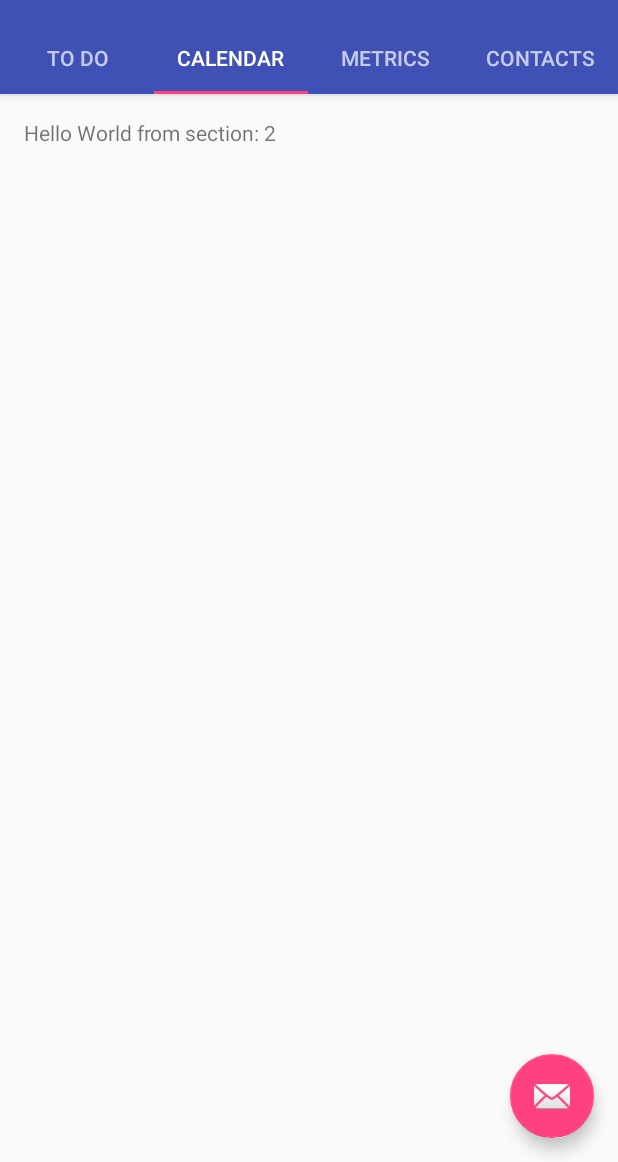
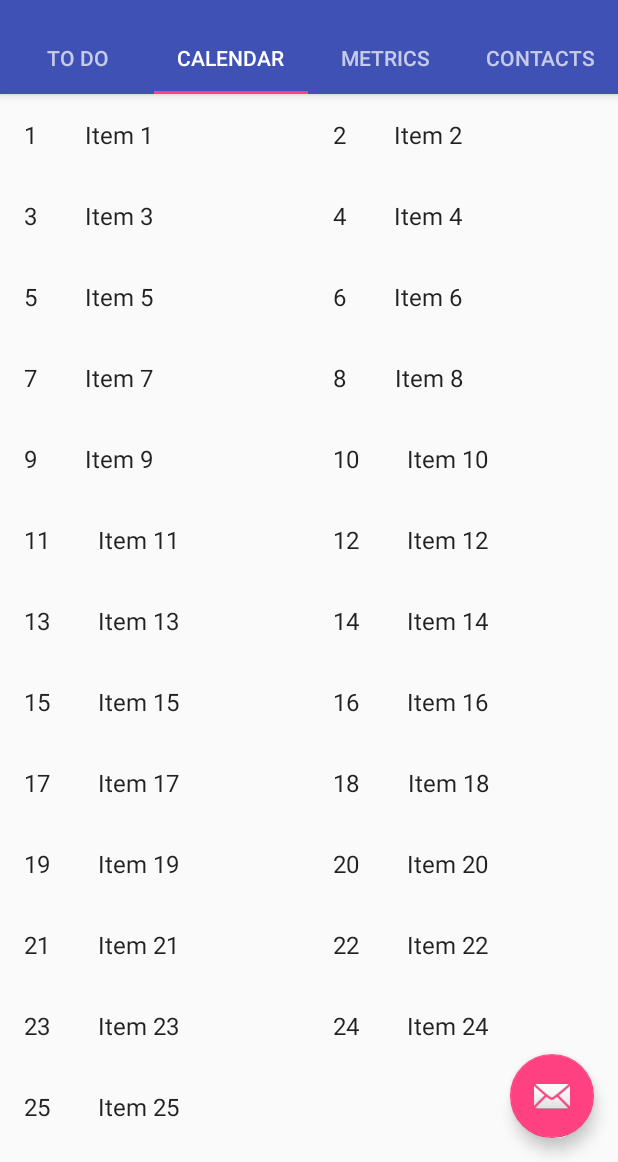
Before and after one commit to MSpelman/AndDone, an Android app: the screen it shows after launch (TodoActivity), tab 2 chosen, on a phone screen of 412 x 824 dp, the part 74-1236 px from its top. Run offline under Robolectric (Android 15) with nearby library versions, the phone set to English and light mode, and no system bars.

Commit message:
Add Fragements

```diff
--- /dev/null
+++ b/app/src/main/java/com/example/anddone/CalendarFragment.java
@@ -0,0 +1,109 @@
+package com.example.anddone;
+
+import android.content.Context;
+import android.os.Bundle;
+import android.support.v4.app.Fragment;
+import android.support.v7.widget.GridLayoutManager;
+import android.support.v7.widget.LinearLayoutManager;
+import android.support.v7.widget.RecyclerView;
+import android.view.LayoutInflater;
+import android.view.View;
+import android.view.ViewGroup;
+
+import com.example.anddone.dummy.DummyContent;
+import com.example.anddone.dummy.DummyContent.DummyItem;
+
+import java.util.List;
+
+/**
+ * A fragment representing a list of Items.
+ * <p/>
+ * Activities containing this fragment MUST implement the {@link OnListFragmentInteractionListener}
+ * interface.
+ */
+public class CalendarFragment extends Fragment {
+
+    // TODO: Customize parameter argument names
+    private static final String ARG_COLUMN_COUNT = "column-count";
+    // TODO: Customize parameters
+    private int mColumnCount = 1;
+    private OnListFragmentInteractionListener mListener;
+
+    /**
+     * Mandatory empty constructor for the fragment manager to instantiate the
+     * fragment (e.g. upon screen orientation changes).
+     */
+    public CalendarFragment() {
+    }
+
+    // TODO: Customize parameter initialization
+    @SuppressWarnings("unused")
+    public static CalendarFragment newInstance(int columnCount) {
+        CalendarFragment fragment = new CalendarFragment();
+        Bundle args = new Bundle();
+        args.putInt(ARG_COLUMN_COUNT, columnCount);
+        fragment.setArguments(args);
+        return fragment;
+    }
+
+    @Override
+    public void onCreate(Bundle savedInstanceState) {
+        super.onCreate(savedInstanceState);
+
+        if (getArguments() != null) {
+            mColumnCount = getArguments().getInt(ARG_COLUMN_COUNT);
+        }
+    }
+
+    @Override
+    public View onCreateView(LayoutInflater inflater, ViewGroup container,
+                             Bundle savedInstanceState) {
+        View view = inflater.inflate(R.layout.fragment_calendar_list, container, false);
+
+        // Set the adapter
+        if (view instanceof RecyclerView) {
+            Context context = view.getContext();
+            RecyclerView recyclerView = (RecyclerView) view;
+            if (mColumnCount <= 1) {
+                recyclerView.setLayoutManager(new LinearLayoutManager(context));
+            } else {
+                recyclerView.setLayoutManager(new GridLayoutManager(context, mColumnCount));
+            }
+            recyclerView.setAdapter(new CalendarRecyclerViewAdapter(DummyContent.ITEMS, mListener));
+        }
+        return view;
+    }
+
+
+    @Override
+    public void onAttach(Context context) {
+        super.onAttach(context);
+        if (context instanceof OnListFragmentInteractionListener) {
+            mListener = (OnListFragmentInteractionListener) context;
+        } else {
+            throw new RuntimeException(context.toString()
+                    + " must implement OnListFragmentInteractionListener");
+        }
+    }
+
+    @Override
+    public void onDetach() {
+        super.onDetach();
+        mListener = null;
+    }
+
+    /**
+     * This interface must be implemented by activities that contain this
+     * fragment to allow an interaction in this fragment to be communicated
+     * to the activity and potentially other fragments contained in that
+     * activity.
+     * <p/>
+     * See the Android Training lesson <a href=
+     * "http://developer.android.com/training/basics/fragments/communicating.html"
+     * >Communicating with Other Fragments</a> for more information.
+     */
+    public interface OnListFragmentInteractionListener {
+        // TODO: Update argument type and name
+        void onListFragmentInteraction(DummyItem item);
+    }
+}
--- /dev/null
+++ b/app/src/main/java/com/example/anddone/CalendarRecyclerViewAdapter.java
@@ -0,0 +1,77 @@
+package com.example.anddone;
+
+import android.support.v7.widget.RecyclerView;
+import android.view.LayoutInflater;
+import android.view.View;
+import android.view.ViewGroup;
+import android.widget.TextView;
+
+import com.example.anddone.CalendarFragment.OnListFragmentInteractionListener;
+import com.example.anddone.dummy.DummyContent.DummyItem;
+
+import java.util.List;
+
+/**
+ * {@link RecyclerView.Adapter} that can display a {@link DummyItem} and makes a call to the
+ * specified {@link OnListFragmentInteractionListener}.
+ * TODO: Replace the implementation with code for your data type.
+ */
+public class CalendarRecyclerViewAdapter extends RecyclerView.Adapter<CalendarRecyclerViewAdapter.ViewHolder> {
+
+    private final List<DummyItem> mValues;
+    private final OnListFragmentInteractionListener mListener;
+
+    public CalendarRecyclerViewAdapter(List<DummyItem> items, OnListFragmentInteractionListener listener) {
+        mValues = items;
+        mListener = listener;
+    }
+
+    @Override
+    public ViewHolder onCreateViewHolder(ViewGroup parent, int viewType) {
+        View view = LayoutInflater.from(parent.getContext())
+                .inflate(R.layout.fragment_calendar, parent, false);
+        return new ViewHolder(view);
+    }
+
+    @Override
+    public void onBindViewHolder(final ViewHolder holder, int position) {
+        holder.mItem = mValues.get(position);
+        holder.mIdView.setText(mValues.get(position).id);
+        holder.mContentView.setText(mValues.get(position).content);
+
+        holder.mView.setOnClickListener(new View.OnClickListener() {
+            @Override
+            public void onClick(View v) {
+                if (null != mListener) {
+                    // Notify the active callbacks interface (the activity, if the
+                    // fragment is attached to one) that an item has been selected.
+                    mListener.onListFragmentInteraction(holder.mItem);
+                }
+            }
+        });
+    }
+
+    @Override
+    public int getItemCount() {
+        return mValues.size();
+    }
+
+    public class ViewHolder extends RecyclerView.ViewHolder {
+        public final View mView;
+        public final TextView mIdView;
+        public final TextView mContentView;
+        public DummyItem mItem;
+
+        public ViewHolder(View view) {
+            super(view);
+            mView = view;
+            mIdView = (TextView) view.findViewById(R.id.id);
+            mContentView = (TextView) view.findViewById(R.id.content);
+        }
+
+        @Override
+        public String toString() {
+            return super.toString() + " '" + mContentView.getText() + "'";
+        }
+    }
+}
--- a/app/src/main/java/com/example/anddone/TodoActivity.java
+++ b/app/src/main/java/com/example/anddone/TodoActivity.java
@@ -21,7 +21,8 @@ import android.widget.TextView;
 
 import com.example.anddone.dummy.DummyContent;
 
-public class TodoActivity extends AppCompatActivity implements TodoTabFragment.OnListFragmentInteractionListener {
+public class TodoActivity extends AppCompatActivity
+        implements TodoTabFragment.OnListFragmentInteractionListener, CalendarFragment.OnListFragmentInteractionListener{
 
     /**
      * The {@link android.support.v4.view.PagerAdapter} that will provide
@@ -142,9 +143,14 @@ public class TodoActivity extends AppCompatActivity implements TodoTabFragment.O
 
             // TODO change into a switch case based on position, each case instantiating
             // the correct fragment
-            if (position == 0) return TodoTabFragment.newInstance(position + 1);
-
-             else return PlaceholderFragment.newInstance(position + 1);
+            switch (position) {
+                case 0:
+                    return TodoTabFragment.newInstance(position + 1);
+                case 1:
+                    return CalendarFragment.newInstance(position + 1);
+                default:
+                    return PlaceholderFragment.newInstance(position + 1);
+            }
         }
 
         @Override
--- /dev/null
+++ b/app/src/main/res/layout/fragment_calendar.xml
@@ -0,0 +1,20 @@
+<?xml version="1.0" encoding="utf-8"?>
+<LinearLayout xmlns:android="http://schemas.android.com/apk/res/android"
+    android:layout_width="wrap_content"
+    android:layout_height="wrap_content"
+    android:orientation="horizontal">
+
+    <TextView
+        android:id="@+id/id"
+        android:layout_width="wrap_content"
+        android:layout_height="wrap_content"
+        android:layout_margin="@dimen/text_margin"
+        android:textAppearance="?attr/textAppearanceListItem" />
+
+    <TextView
+        android:id="@+id/content"
+        android:layout_width="wrap_content"
+        android:layout_height="wrap_content"
+        android:layout_margin="@dimen/text_margin"
+        android:textAppearance="?attr/textAppearanceListItem" />
+</LinearLayout>
--- /dev/null
+++ b/app/src/main/res/layout/fragment_calendar_list.xml
@@ -0,0 +1,13 @@
+<?xml version="1.0" encoding="utf-8"?>
+<android.support.v7.widget.RecyclerView xmlns:android="http://schemas.android.com/apk/res/android"
+    xmlns:app="http://schemas.android.com/apk/res-auto"
+    xmlns:tools="http://schemas.android.com/tools"
+    android:id="@+id/list"
+    android:name="com.example.anddone.CalendarFragment"
+    android:layout_width="match_parent"
+    android:layout_height="match_parent"
+    android:layout_marginLeft="16dp"
+    android:layout_marginRight="16dp"
+    app:layoutManager="LinearLayoutManager"
+    tools:context="com.example.anddone.CalendarFragment"
+    tools:listitem="@layout/fragment_calendar" />
--- a/app/src/main/res/values/strings.xml
+++ b/app/src/main/res/values/strings.xml
@@ -6,4 +6,7 @@
     <string name="calendar">Calendar</string>
     <string name="metrics">Metrics</string>
     <string name="contacts">Contacts</string>
+
+    <!-- TODO: Remove or change this placeholder text -->
+    <string name="hello_blank_fragment">Hello blank fragment</string>
 </resources>
```
Also changed, not shown: app/src/main/java/com/example/anddone/EventEntryFragment.java (added, +108 -0 lines), app/src/main/java/com/example/anddone/TaskEntryFragment.java (added, +108 -0 lines), app/src/main/res/layout/fragment_event_entry.xml (added, +13 -0 lines), app/src/main/res/layout/fragment_task_entry.xml (added, +13 -0 lines).
